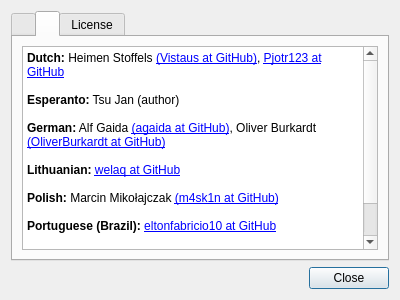
Qt form feathernotes/about.ui (tsujan/FeatherNotes) before a commit.
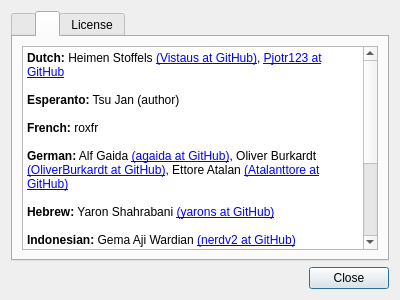
The same form after that commit. The open tabs and pages were chosen to show the change.

What changed in the file:
```diff
--- a/feathernotes/about.ui
+++ b/feathernotes/about.ui
@@ -97,21 +97,27 @@
 &lt;html&gt;&lt;head&gt;&lt;meta name=&quot;qrichtext&quot; content=&quot;1&quot; /&gt;&lt;style type=&quot;text/css&quot;&gt;
 p, li { white-space: pre-wrap; }
 &lt;/style&gt;&lt;/head&gt;&lt;body style=&quot;  font-weight:400; font-style:normal;&quot;&gt;
-&lt;p style=&quot; margin-top:0px; margin-bottom:0px; margin-left:0px; margin-right:0px; -qt-block-indent:0; text-indent:0px;&quot;&gt;&lt;span style=&quot; font-weight:600;&quot;&gt;Dutch:&lt;/span&gt; Heimen Stoffels &lt;a href=&quot;https://github.com/Vistaus&quot;&gt;&lt;span;&gt;(Vistaus at GitHub)&lt;/span&gt;&lt;/a&gt;, &lt;a href=&quot;https://github.com/Pjotr123&quot;&gt;&lt;span;&gt;Pjotr123 at GitHub&lt;/span&gt;&lt;/a&gt;&lt;/p&gt;
+&lt;p style=&quot; margin-top:0px; margin-bottom:0px; margin-left:0px; margin-right:0px; -qt-block-indent:0; text-indent:0px;&quot;&gt;&lt;span style=&quot; font-weight:600;&quot;&gt;Dutch:&lt;/span&gt; Heimen Stoffels &lt;a href=&quot;https://github.com/Vistaus&quot;&gt;(Vistaus at GitHub)&lt;/a&gt;, &lt;a href=&quot;https://github.com/Pjotr123&quot;&gt;Pjotr123 at GitHub&lt;/a&gt;&lt;/p&gt;
 &lt;p style=&quot;-qt-paragraph-type:empty; margin-top:0px; margin-bottom:0px; margin-left:0px; margin-right:0px; -qt-block-indent:0; text-indent:0px;&quot;&gt;&lt;br /&gt;&lt;/p&gt;
 &lt;p style=&quot; margin-top:0px; margin-bottom:0px; margin-left:0px; margin-right:0px; -qt-block-indent:0; text-indent:0px;&quot;&gt;&lt;span style=&quot; font-weight:600;&quot;&gt;Esperanto:&lt;/span&gt; Tsu Jan (author)&lt;/p&gt;
 &lt;p style=&quot;-qt-paragraph-type:empty; margin-top:0px; margin-bottom:0px; margin-left:0px; margin-right:0px; -qt-block-indent:0; text-indent:0px;&quot;&gt;&lt;br /&gt;&lt;/p&gt;
-&lt;p style=&quot; margin-top:0px; margin-bottom:0px; margin-left:0px; margin-right:0px; -qt-block-indent:0; text-indent:0px;&quot;&gt;&lt;span style=&quot; font-weight:600;&quot;&gt;German:&lt;/span&gt; Alf Gaida &lt;a href=&quot;https://github.com/agaida&quot;&gt;&lt;span;&gt;(agaida at GitHub)&lt;/span&gt;&lt;/a&gt;, Oliver Burkardt &lt;a href=&quot;https://github.com/OliverBurkardt&quot;&gt;&lt;span;&gt;(OliverBurkardt at GitHub)&lt;/span&gt;&lt;/a&gt;&lt;/p&gt;
+&lt;p style=&quot; margin-top:0px; margin-bottom:0px; margin-left:0px; margin-right:0px; -qt-block-indent:0; text-indent:0px;&quot;&gt;&lt;span style=&quot; font-weight:600;&quot;&gt;French:&lt;/span&gt; roxfr&lt;/p&gt;
 &lt;p style=&quot;-qt-paragraph-type:empty; margin-top:0px; margin-bottom:0px; margin-left:0px; margin-right:0px; -qt-block-indent:0; text-indent:0px;&quot;&gt;&lt;br /&gt;&lt;/p&gt;
-&lt;p style=&quot; margin-top:0px; margin-bottom:0px; margin-left:0px; margin-right:0px; -qt-block-indent:0; text-indent:0px;&quot;&gt;&lt;span style=&quot; font-weight:600;&quot;&gt;Lithuanian:&lt;/span&gt; &lt;a href=&quot;https://github.com/welaq&quot;&gt;&lt;span;&gt;welaq at GitHub&lt;/span&gt;&lt;/a&gt;&lt;/p&gt;
+&lt;p style=&quot; margin-top:0px; margin-bottom:0px; margin-left:0px; margin-right:0px; -qt-block-indent:0; text-indent:0px;&quot;&gt;&lt;span style=&quot; font-weight:600;&quot;&gt;German:&lt;/span&gt; Alf Gaida &lt;a href=&quot;https://github.com/agaida&quot;&gt;(agaida at GitHub)&lt;/a&gt;, Oliver Burkardt &lt;a href=&quot;https://github.com/OliverBurkardt&quot;&gt;(OliverBurkardt at GitHub)&lt;/a&gt;, Ettore Atalan &lt;a href=&quot;https://github.com/Atalanttore&quot;&gt;(Atalanttore at GitHub)&lt;/a&gt;&lt;/p&gt;
 &lt;p style=&quot;-qt-paragraph-type:empty; margin-top:0px; margin-bottom:0px; margin-left:0px; margin-right:0px; -qt-block-indent:0; text-indent:0px;&quot;&gt;&lt;br /&gt;&lt;/p&gt;
-&lt;p style=&quot; margin-top:0px; margin-bottom:0px; margin-left:0px; margin-right:0px; -qt-block-indent:0; text-indent:0px;&quot;&gt;&lt;span style=&quot; font-weight:600;&quot;&gt;Polish:&lt;/span&gt; Marcin Mikołajczak &lt;a href=&quot;https://github.com/m4sk1n&quot;&gt;&lt;span;&gt;(m4sk1n at GitHub)&lt;/span&gt;&lt;/a&gt;&lt;/p&gt;
+&lt;p style=&quot; margin-top:0px; margin-bottom:0px; margin-left:0px; margin-right:0px; -qt-block-indent:0; text-indent:0px;&quot;&gt;&lt;span style=&quot; font-weight:600;&quot;&gt;Hebrew:&lt;/span&gt; Yaron Shahrabani &lt;a href=&quot;https://github.com/yarons&quot;&gt;(yarons at GitHub)&lt;/a&gt;&lt;/p&gt;
 &lt;p style=&quot;-qt-paragraph-type:empty; margin-top:0px; margin-bottom:0px; margin-left:0px; margin-right:0px; -qt-block-indent:0; text-indent:0px;&quot;&gt;&lt;br /&gt;&lt;/p&gt;
-&lt;p style=&quot; margin-top:0px; margin-bottom:0px; margin-left:0px; margin-right:0px; -qt-block-indent:0; text-indent:0px;&quot;&gt;&lt;span style=&quot; font-weight:600;&quot;&gt;Portuguese (Brazil):&lt;/span&gt; &lt;a href=&quot;https://github.com/eltonfabricio10&quot;&gt;&lt;span;&gt;eltonfabricio10 at GitHub&lt;/span&gt;&lt;/a&gt;&lt;/p&gt;
+&lt;p style=&quot; margin-top:0px; margin-bottom:0px; margin-left:0px; margin-right:0px; -qt-block-indent:0; text-indent:0px;&quot;&gt;&lt;span style=&quot; font-weight:600;&quot;&gt;Indonesian:&lt;/span&gt; Gema Aji Wardian &lt;a href=&quot;https://github.com/nerdv2&quot;&gt;(nerdv2 at GitHub)&lt;/a&gt;&lt;/p&gt;
 &lt;p style=&quot;-qt-paragraph-type:empty; margin-top:0px; margin-bottom:0px; margin-left:0px; margin-right:0px; -qt-block-indent:0; text-indent:0px;&quot;&gt;&lt;br /&gt;&lt;/p&gt;
-&lt;p style=&quot; margin-top:0px; margin-bottom:0px; margin-left:0px; margin-right:0px; -qt-block-indent:0; text-indent:0px;&quot;&gt;&lt;span style=&quot; font-weight:600;&quot;&gt;Russian:&lt;/span&gt; Pavel Shlyak &lt;a href=&quot;https://github.com/shlyakpavel&quot;&gt;&lt;span;&gt;(shlyakpavel at GitHub)&lt;/span&gt;&lt;/a&gt;&lt;/p&gt;
+&lt;p style=&quot; margin-top:0px; margin-bottom:0px; margin-left:0px; margin-right:0px; -qt-block-indent:0; text-indent:0px;&quot;&gt;&lt;span style=&quot; font-weight:600;&quot;&gt;Lithuanian:&lt;/span&gt; &lt;a href=&quot;https://github.com/welaq&quot;&gt;welaq at GitHub&lt;/a&gt;&lt;/p&gt;
 &lt;p style=&quot;-qt-paragraph-type:empty; margin-top:0px; margin-bottom:0px; margin-left:0px; margin-right:0px; -qt-block-indent:0; text-indent:0px;&quot;&gt;&lt;br /&gt;&lt;/p&gt;
-&lt;p style=&quot; margin-top:0px; margin-bottom:0px; margin-left:0px; margin-right:0px; -qt-block-indent:0; text-indent:0px;&quot;&gt;&lt;span style=&quot; font-weight:600;&quot;&gt;Spanish:&lt;/span&gt; &lt;a href=&quot;https://github.com/micrococo&quot;&gt;&lt;span;&gt;micrococo at GitHub&lt;/span&gt;&lt;/a&gt;&lt;/p&gt;&lt;/body&gt;&lt;/html&gt;</string>
+&lt;p style=&quot; margin-top:0px; margin-bottom:0px; margin-left:0px; margin-right:0px; -qt-block-indent:0; text-indent:0px;&quot;&gt;&lt;span style=&quot; font-weight:600;&quot;&gt;Polish:&lt;/span&gt; Marcin Mikołajczak &lt;a href=&quot;https://github.com/m4sk1n&quot;&gt;(m4sk1n at GitHub)&lt;/a&gt;&lt;/p&gt;
+&lt;p style=&quot;-qt-paragraph-type:empty; margin-top:0px; margin-bottom:0px; margin-left:0px; margin-right:0px; -qt-block-indent:0; text-indent:0px;&quot;&gt;&lt;br /&gt;&lt;/p&gt;
+&lt;p style=&quot; margin-top:0px; margin-bottom:0px; margin-left:0px; margin-right:0px; -qt-block-indent:0; text-indent:0px;&quot;&gt;&lt;span style=&quot; font-weight:600;&quot;&gt;Portuguese (Brazil):&lt;/span&gt; &lt;a href=&quot;https://github.com/eltonfabricio10&quot;&gt;eltonfabricio10 at GitHub&lt;/a&gt;&lt;/p&gt;
+&lt;p style=&quot;-qt-paragraph-type:empty; margin-top:0px; margin-bottom:0px; margin-left:0px; margin-right:0px; -qt-block-indent:0; text-indent:0px;&quot;&gt;&lt;br /&gt;&lt;/p&gt;
+&lt;p style=&quot; margin-top:0px; margin-bottom:0px; margin-left:0px; margin-right:0px; -qt-block-indent:0; text-indent:0px;&quot;&gt;&lt;span style=&quot; font-weight:600;&quot;&gt;Russian:&lt;/span&gt; Pavel Shlyak &lt;a href=&quot;https://github.com/shlyakpavel&quot;&gt;(shlyakpavel at GitHub)&lt;/a&gt;&lt;/p&gt;
+&lt;p style=&quot;-qt-paragraph-type:empty; margin-top:0px; margin-bottom:0px; margin-left:0px; margin-right:0px; -qt-block-indent:0; text-indent:0px;&quot;&gt;&lt;br /&gt;&lt;/p&gt;
+&lt;p style=&quot; margin-top:0px; margin-bottom:0px; margin-left:0px; margin-right:0px; -qt-block-indent:0; text-indent:0px;&quot;&gt;&lt;span style=&quot; font-weight:600;&quot;&gt;Spanish:&lt;/span&gt; &lt;a href=&quot;https://github.com/micrococo&quot;&gt;micrococo at GitHub&lt;/a&gt;&lt;/p&gt;&lt;/body&gt;&lt;/html&gt;</string>
          </property>
          <property name="openExternalLinks">
           <bool>true</bool>
```
Left out of the diff: 2 changed lines with no effect on the pictures.
